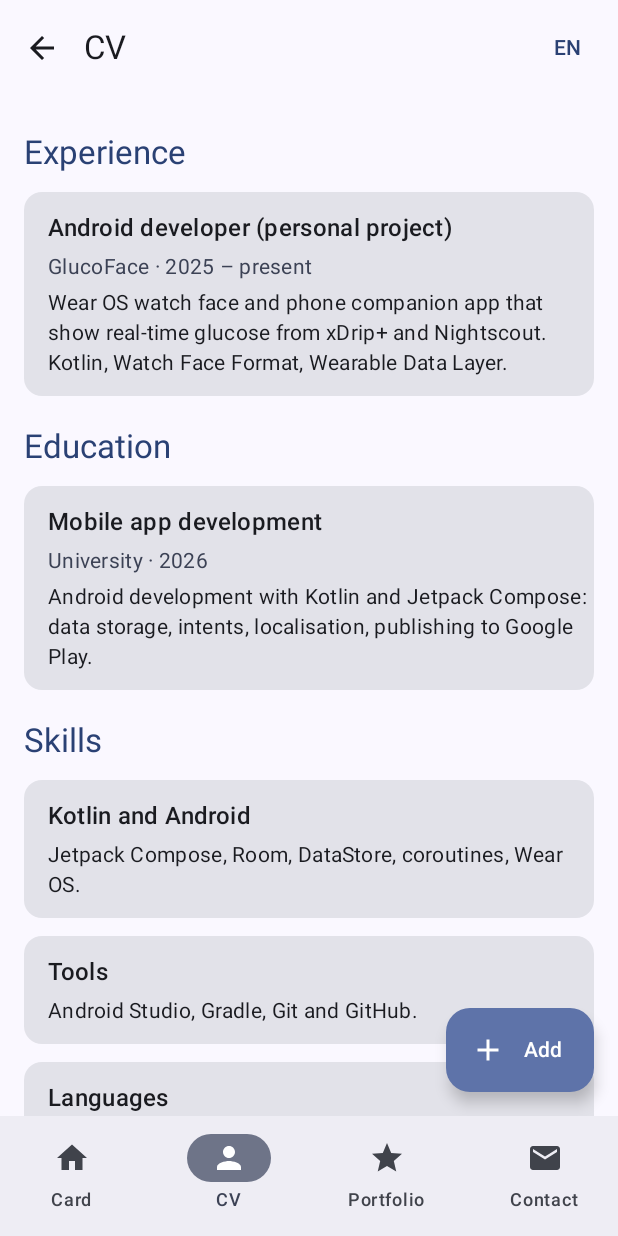
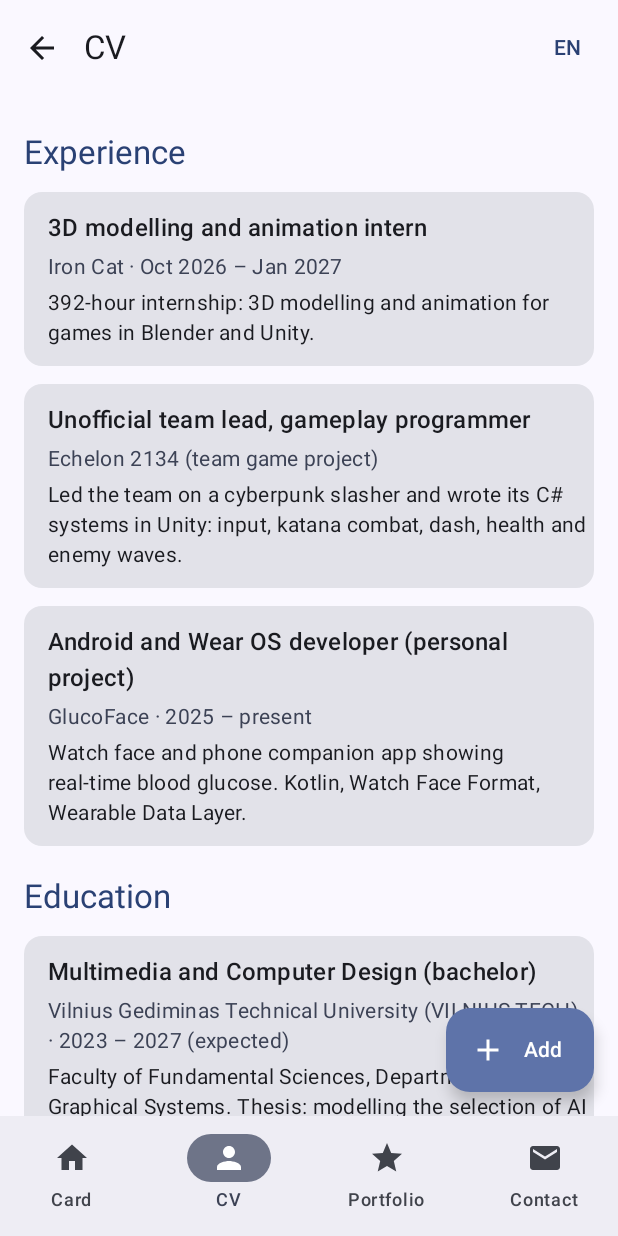
Before and after one commit to G3RWW/Cv_app, an Android app built with Jetpack Compose: the screen it shows after launch (MainActivity), item 2 of the bottom bar chosen, on a phone screen of 412 x 824 dp. Run offline under Robolectric (Android 15) with nearby library versions, the phone set to English and light mode, and no system bars; our stand-ins replace Room's generated code; pictures from the network do not load; 1 statement that could not run was skipped.

Commit message:
Fill in profile, CV and portfolio with real details
3D artist and animator profile: VILNIUS TECH studies, Iron Cat internship,
Echelon 2134 team lead role, skills, ArtStation link and seven portfolio
projects, in English and Lithuanian.

Co-Authored-By: Claude Opus 5.5 <noreply@anthropic.com>
Claude-Session: https://claude.ai/code/session_019MaULow3wfDZBNXdqdFGR5

```diff
--- a/app/src/main/java/lt/gencevicius/cv/data/DefaultContent.kt
+++ b/app/src/main/java/lt/gencevicius/cv/data/DefaultContent.kt
@@ -25,15 +25,49 @@ data class BuiltInPortfolioItem(
 object DefaultContent {
     val cv = listOf(
         BuiltInCvEntry(CvSection.EXPERIENCE, R.string.cv_exp1_title, R.string.cv_exp1_org, R.string.cv_exp1_period, R.string.cv_exp1_desc),
+        BuiltInCvEntry(CvSection.EXPERIENCE, R.string.cv_exp2_title, R.string.cv_exp2_org, null, R.string.cv_exp2_desc),
+        BuiltInCvEntry(CvSection.EXPERIENCE, R.string.cv_exp3_title, R.string.cv_exp3_org, R.string.cv_exp3_period, R.string.cv_exp3_desc),
         BuiltInCvEntry(CvSection.EDUCATION, R.string.cv_edu1_title, R.string.cv_edu1_org, R.string.cv_edu1_period, R.string.cv_edu1_desc),
         BuiltInCvEntry(CvSection.SKILLS, R.string.cv_skill1_title, null, null, R.string.cv_skill1_desc),
         BuiltInCvEntry(CvSection.SKILLS, R.string.cv_skill2_title, null, null, R.string.cv_skill2_desc),
         BuiltInCvEntry(CvSection.SKILLS, R.string.cv_skill3_title, null, null, R.string.cv_skill3_desc),
+        BuiltInCvEntry(CvSection.SKILLS, R.string.cv_skill4_title, null, null, R.string.cv_skill4_desc),
+        BuiltInCvEntry(CvSection.SKILLS, R.string.cv_skill5_title, null, null, R.string.cv_skill5_desc),
     )
 
-    // Publicly hosted images, downloaded at runtime by Coil. Replace with your own screenshots
-    // (any public https URL works, e.g. a GitHub Pages site or an image host).
+    // Publicly hosted images, downloaded at runtime by Coil. These are placeholder photos:
+    // replace them with your own renders (e.g. the image URLs of your ArtStation projects).
     val portfolio = listOf(
+        BuiltInPortfolioItem(
+            R.string.portfolio_3d_title,
+            R.string.portfolio_3d_desc,
+            imageUrl = "https://picsum.photos/seed/umbravulpes3d/800/450",
+            link = "https://www.artstation.com/umbravulpes",
+        ),
+        BuiltInPortfolioItem(
+            R.string.portfolio_echelon_title,
+            R.string.portfolio_echelon_desc,
+            imageUrl = "https://picsum.photos/seed/echelon2134/800/450",
+            link = "",
+        ),
+        BuiltInPortfolioItem(
+            R.string.portfolio_vireka_title,
+            R.string.portfolio_vireka_desc,
+            imageUrl = "https://picsum.photos/seed/vireka/800/450",
+            link = "",
+        ),
+        BuiltInPortfolioItem(
+            R.string.portfolio_terminai_title,
+            R.string.portfolio_terminai_desc,
+            imageUrl = "https://picsum.photos/seed/terminudetektyvas/800/450",
+            link = "",
+        ),
+        BuiltInPortfolioItem(
+            R.string.portfolio_carbs_title,
+            R.string.portfolio_carbs_desc,
+            imageUrl = "https://picsum.photos/seed/carbcalculator/800/450",
+            link = "",
+        ),
         BuiltInPortfolioItem(
             R.string.portfolio_glucoface_title,
             R.string.portfolio_glucoface_desc,
--- a/app/src/main/java/lt/gencevicius/cv/ui/home/HomeScreen.kt
+++ b/app/src/main/java/lt/gencevicius/cv/ui/home/HomeScreen.kt
@@ -134,6 +134,7 @@ private fun ProfileCard(photoPath: String?, photoSize: Dp, onTakePhoto: () -> Un
     val context = LocalContext.current
     val email = stringResource(R.string.profile_email)
     val github = stringResource(R.string.profile_github)
+    val artstation = stringResource(R.string.profile_artstation)
     Card(modifier) {
         Column(
             Modifier.fillMaxWidth().padding(20.dp),
@@ -172,6 +173,7 @@ private fun ProfileCard(photoPath: String?, photoSize: Dp, onTakePhoto: () -> Un
                 color = MaterialTheme.colorScheme.primary,
             )
             ContactRow(Icons.Default.Email, email) { context.composeEmail(email) }
+            ContactRow(Icons.Default.Star, artstation) { context.openLink("https://www.$artstation") }
             ContactRow(Icons.Default.Share, github) { context.openLink("https://$github") }
             ContactRow(Icons.Default.LocationOn, stringResource(R.string.profile_location), onClick = null)
         }
--- a/app/src/main/res/values/strings.xml
+++ b/app/src/main/res/values/strings.xml
@@ -29,9 +29,10 @@
     <string name="profile_name" translatable="false">Dovydas Gencevičius</string>
     <string name="profile_email" translatable="false">dovydasgencevicius@gmail.com</string>
     <string name="profile_github" translatable="false">github.com/G3RWW</string>
-    <string name="profile_title">Android developer</string>
-    <string name="profile_location">Lithuania</string>
-    <string name="profile_about">I build Android and Wear OS apps with Kotlin and Jetpack Compose. My favourite project is GlucoFace, a watch face that shows blood glucose at a glance.</string>
+    <string name="profile_artstation" translatable="false">artstation.com/umbravulpes</string>
+    <string name="profile_title">3D artist and animator</string>
+    <string name="profile_location">Vilnius, Lithuania</string>
+    <string name="profile_about">Multimedia and Computer Design student at VILNIUS TECH and 3D modelling and animation intern at Iron Cat. I model, texture, rig and animate characters in Blender and Maya, and build gameplay systems in Unity with C#. My bachelor thesis explores LLM-driven AI agents in games. I love stylised, cel-shaded art and fox and space themes; outside work I draw and play electric guitar.</string>
     <string name="profile_photo">Profile photo</string>
 
     <!-- Home -->
@@ -61,20 +62,6 @@
     <string name="delete_confirm_title">Delete entry?</string>
     <string name="delete_confirm_text">“%1$s” will be removed permanently.</string>
 
-    <string name="cv_exp1_title">Android developer (personal project)</string>
-    <string name="cv_exp1_org">GlucoFace</string>
-    <string name="cv_exp1_period">2025 – present</string>
-    <string name="cv_exp1_desc">Wear OS watch face and phone companion app that show real-time glucose from xDrip+ and Nightscout. Kotlin, Watch Face Format, Wearable Data Layer.</string>
-    <string name="cv_edu1_title">Mobile app development</string>
-    <string name="cv_edu1_org">University</string>
-    <string name="cv_edu1_period">2026</string>
-    <string name="cv_edu1_desc">Android development with Kotlin and Jetpack Compose: data storage, intents, localisation, publishing to Google Play.</string>
-    <string name="cv_skill1_title">Kotlin and Android</string>
-    <string name="cv_skill1_desc">Jetpack Compose, Room, DataStore, coroutines, Wear OS.</string>
-    <string name="cv_skill2_title">Tools</string>
-    <string name="cv_skill2_desc">Android Studio, Gradle, Git and GitHub.</string>
-    <string name="cv_skill3_title">Languages</string>
-    <string name="cv_skill3_desc">Lithuanian (native), English.</string>
 
     <!-- Portfolio -->
     <string name="portfolio_add_title">New portfolio item</string>
@@ -82,10 +69,47 @@
     <string name="field_link">Project link (optional)</string>
     <string name="portfolio_image_loading">Loading image…</string>
     <string name="portfolio_image_failed">Could not load the image</string>
+
+    <!-- CV and portfolio content -->
+    <string name="cv_exp1_title">3D modelling and animation intern</string>
+    <string name="cv_exp1_org">Iron Cat</string>
+    <string name="cv_exp1_period">Oct 2026 – Jan 2027</string>
+    <string name="cv_exp1_desc">392-hour internship: 3D modelling and animation for games in Blender and Unity.</string>
+    <string name="cv_exp2_title">Unofficial team lead, gameplay programmer</string>
+    <string name="cv_exp2_org">Echelon 2134 (team game project)</string>
+    <string name="cv_exp2_desc">Led the team on a cyberpunk slasher and wrote its C# systems in Unity: input, katana combat, dash, health and enemy waves.</string>
+    <string name="cv_exp3_title">Android and Wear OS developer (personal project)</string>
+    <string name="cv_exp3_org">GlucoFace</string>
+    <string name="cv_exp3_period">2025 – present</string>
+    <string name="cv_exp3_desc">Watch face and phone companion app showing real-time blood glucose. Kotlin, Watch Face Format, Wearable Data Layer.</string>
+    <string name="cv_edu1_title">Multimedia and Computer Design (bachelor)</string>
+    <string name="cv_edu1_org">Vilnius Gediminas Technical University (VILNIUS TECH)</string>
+    <string name="cv_edu1_period">2023 – 2027 (expected)</string>
+    <string name="cv_edu1_desc">Faculty of Fundamental Sciences, Department of Graphical Systems. Thesis: modelling the selection of AI agent behaviour strategies using an LLM in a blackboard architecture (turn-based Unity game).</string>
+    <string name="cv_skill1_title">3D and animation</string>
+    <string name="cv_skill1_desc">Blender, Maya, Substance Painter. Modelling, UV mapping, rigging, animation, texturing, shaders.</string>
+    <string name="cv_skill2_title">Game development</string>
+    <string name="cv_skill2_desc">Unity, C# (Input System, combat, enemy AI). Also Babylon.js, ArcGIS Maps SDK for JavaScript, Android Jetpack Compose (Kotlin).</string>
+    <string name="cv_skill3_title">Design, illustration and video</string>
+    <string name="cv_skill3_desc">Photoshop, Illustrator, Clip Studio Paint, Figma, Premiere Pro. Graphic design, digital illustration, video editing.</string>
+    <string name="cv_skill4_title">Home automation and hardware</string>
+    <string name="cv_skill4_desc">Home Assistant, Node-RED, MariaDB, Telegram bots, ESP-07 sensors, WLED.</string>
+    <string name="cv_skill5_title">Languages</string>
+    <string name="cv_skill5_desc">Lithuanian, English.</string>
+    <string name="portfolio_3d_title">3D characters and animation</string>
+    <string name="portfolio_3d_desc">Animated hero characters with weapon switching, face shaders, enemy creature animations and a game vehicle. More on ArtStation.</string>
+    <string name="portfolio_echelon_title">Echelon 2134</string>
+    <string name="portfolio_echelon_desc">Cyberpunk slasher made in a team. I led the team and wrote the C# combat, dash, health and enemy wave systems in Unity.</string>
+    <string name="portfolio_vireka_title">Vireka</string>
+    <string name="portfolio_vireka_desc">Team-made third-person game: I created the illustrations and design elements.</string>
+    <string name="portfolio_terminai_title">Terminų Detektyvas</string>
+    <string name="portfolio_terminai_desc">3D Unity game for learning Lithuanian IT terms, played as a chibi fox detective.</string>
+    <string name="portfolio_carbs_title">Carbohydrate calculator</string>
+    <string name="portfolio_carbs_desc">Web app concept for people with diabetes: requirements, diagrams and a Figma prototype.</string>
     <string name="portfolio_glucoface_title">GlucoFace</string>
     <string name="portfolio_glucoface_desc">Wear OS watch face with a live glucose value, trend arrow and graph, fed by a phone companion app.</string>
     <string name="portfolio_cvcard_title">CV Card</string>
-    <string name="portfolio_cvcard_desc">This app: a business card with CV, portfolio and a contact form, in Lithuanian and English.</string>
+    <string name="portfolio_cvcard_desc">This app: a business card with CV, portfolio and a contact form, in Lithuanian and English (Jetpack Compose).</string>
 
     <!-- Contact -->
     <string name="contact_intro">Have a question or an offer? Write to me and I will get back to you.</string>
```
Also changed, not shown: 3 other files.
